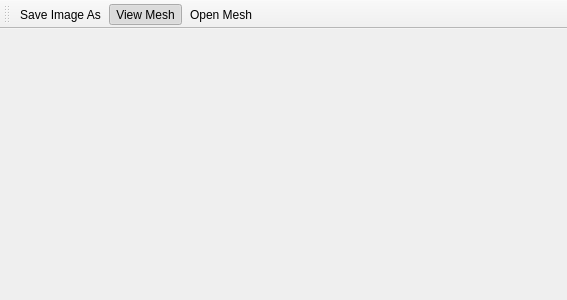
Above: src/mainwindow.ui from ethiago/triquadgl before the change. Below: the same form after it.
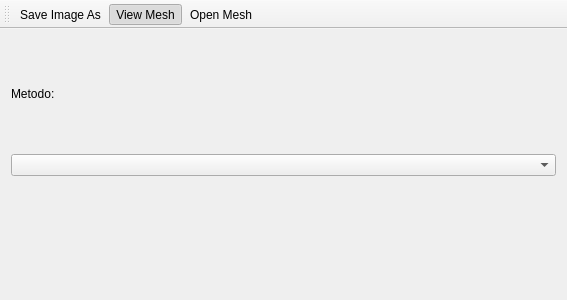
That is the form after the change.

Commit message: Selecinando metodo pela interface. 2 camadas, 5 camadas, 2 camadas com f livre, 3 camadas com f livre

Patch:
```diff
--- a/src/mainwindow.ui
+++ b/src/mainwindow.ui
@@ -21,6 +21,16 @@
   </property>
   <widget class="QWidget" name="centralWidget">
    <layout class="QVBoxLayout" name="verticalLayout">
+    <item>
+     <widget class="QLabel" name="label">
+      <property name="text">
+       <string>Metodo:</string>
+      </property>
+     </widget>
+    </item>
+    <item>
+     <widget class="QComboBox" name="cmb_Metodo"/>
+    </item>
     <item>
      <widget class="QWidget" name="renderWidget" native="true">
       <layout class="QHBoxLayout" name="horizontalLayout"/>
```
The commit also changes 9 other files.
